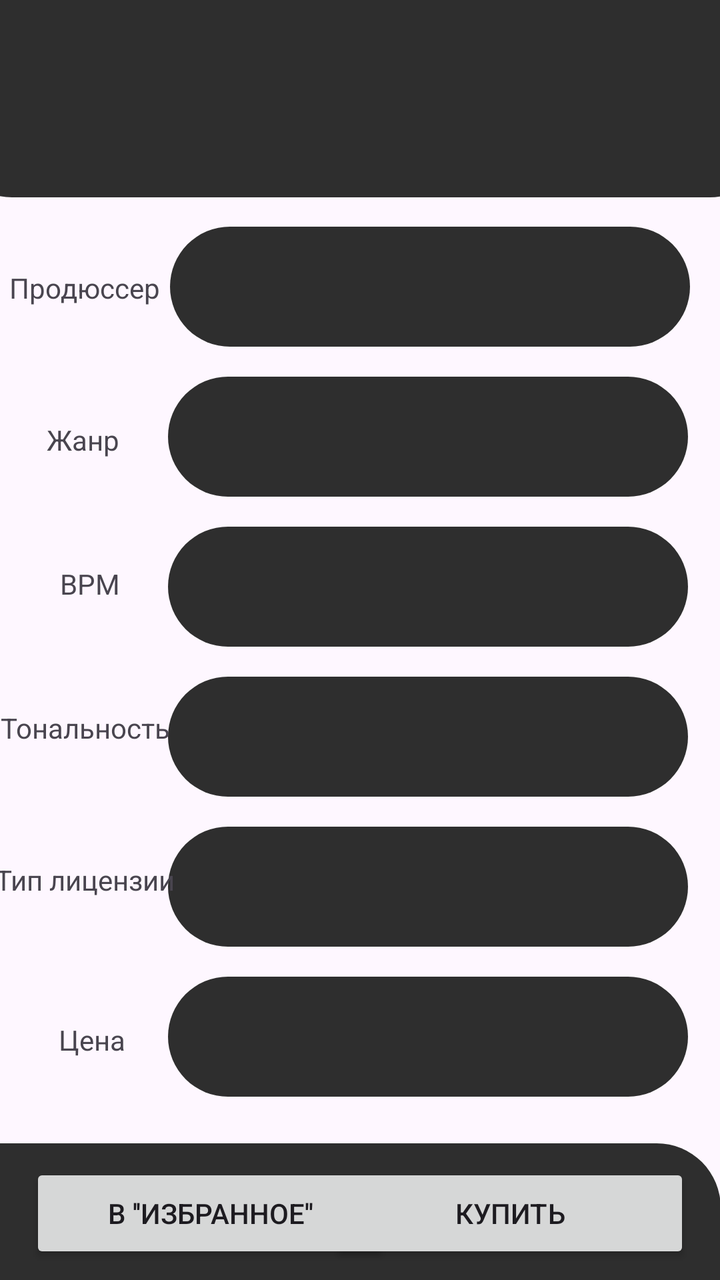
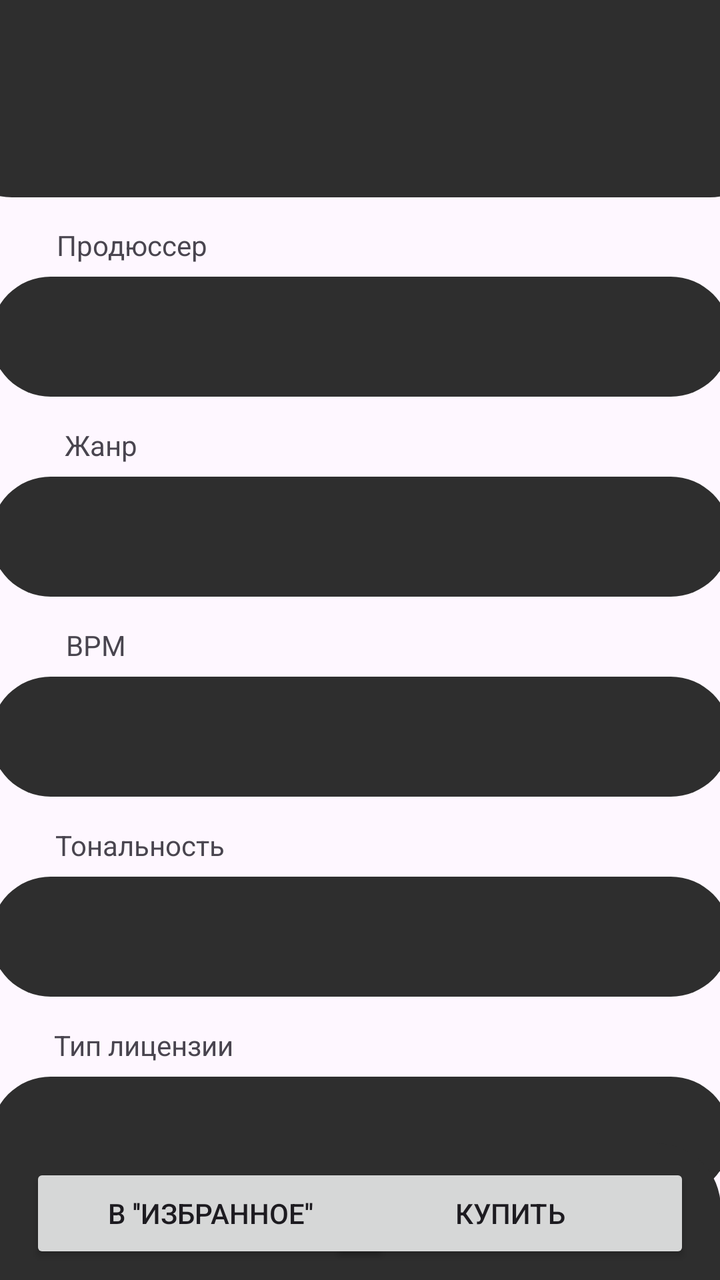

Two renders of the same Android screen: before a commit and after it. Below are the layout's source before the change and the commit's diff.
<!-- AndroidManifest.xml: application theme Theme.Beatstore -->
<!-- res/layout/activity_beat_card.xml -->
<?xml version="1.0" encoding="utf-8"?>
<androidx.constraintlayout.widget.ConstraintLayout xmlns:android="http://schemas.android.com/apk/res/android"
    xmlns:app="http://schemas.android.com/apk/res-auto"
    xmlns:tools="http://schemas.android.com/tools"
    android:id="@+id/main"
    android:layout_width="match_parent"
    android:layout_height="match_parent"
    tools:context=".beat_card_activity">
    <View
        android:id="@+id/view"
        android:layout_width="413dp"
        android:layout_height="130dp"
        android:layout_marginTop="-32dp"
        android:background="@drawable/rounded_background"
        app:layout_constraintEnd_toEndOf="parent"
        app:layout_constraintStart_toStartOf="parent"
        app:layout_constraintTop_toTopOf="parent" />

    <TextView
        android:id="@+id/tv_title"
        android:layout_width="355dp"
        android:layout_height="54dp"
        app:layout_constraintBottom_toBottomOf="@+id/view"
        app:layout_constraintEnd_toEndOf="parent"
        app:layout_constraintStart_toStartOf="parent"
        app:layout_constraintTop_toTopOf="parent"
        app:layout_constraintVertical_bias="0.355" />

    <TextView
        android:id="@+id/tv_prod"
        android:layout_width="260dp"
        android:layout_height="60dp"
        android:layout_marginTop="15dp"
        android:layout_marginEnd="15dp"
        android:background="@drawable/rounded_background"
        android:text=""
        app:layout_constraintEnd_toEndOf="parent"
        app:layout_constraintTop_toBottomOf="@+id/view" />

    <TextView
        android:id="@+id/tv_prod_title"
        android:layout_width="wrap_content"
        android:layout_height="wrap_content"
        android:layout_marginTop="36dp"
        android:text="Продюссер"
        app:layout_constraintEnd_toStartOf="@+id/tv_prod"
        app:layout_constraintHorizontal_bias="0.481"
        app:layout_constraintStart_toStartOf="parent"
        app:layout_constraintTop_toBottomOf="@+id/view" />

    <TextView
        android:id="@+id/tv_genre"
        android:layout_width="260dp"
        android:layout_height="60dp"
        android:layout_marginTop="90dp"
        android:layout_marginEnd="16dp"
        android:background="@drawable/rounded_background"
        android:text=""
        app:layout_constraintEnd_toEndOf="parent"
        app:layout_constraintTop_toBottomOf="@+id/view" />

    <TextView
        android:id="@+id/tv_genre_title"
        android:layout_width="wrap_content"
        android:layout_height="wrap_content"
        android:layout_marginTop="112dp"
        android:text="Жанр"
        app:layout_constraintEnd_toStartOf="@+id/tv_prod"
        app:layout_constraintHorizontal_bias="0.482"
        app:layout_constraintStart_toStartOf="parent"
        app:layout_constraintTop_toBottomOf="@+id/view" />
    <TextView
        android:id="@+id/tv_bpm"
        android:layout_width="260dp"
        android:layout_height="60dp"
        android:layout_marginTop="165dp"
        android:layout_marginEnd="16dp"
        android:background="@drawable/rounded_background"
        android:text=""
        app:layout_constraintEnd_toEndOf="parent"
        app:layout_constraintTop_toBottomOf="@+id/view" />

    <TextView
        android:id="@+id/tv_bpm_title"
        android:layout_width="wrap_content"
        android:layout_height="wrap_content"
        android:layout_marginTop="184dp"
        android:text="BPM"
        app:layout_constraintEnd_toStartOf="@+id/tv_prod"
        app:layout_constraintHorizontal_bias="0.545"
        app:layout_constraintStart_toStartOf="parent"
        app:layout_constraintTop_toBottomOf="@+id/view" />

    <TextView
        android:id="@+id/tv_key"
        android:layout_width="260dp"
        android:layout_height="60dp"
        android:layout_marginTop="240dp"
        android:layout_marginEnd="16dp"
        android:background="@drawable/rounded_background"
        android:text=""
        app:layout_constraintEnd_toEndOf="parent"
        app:layout_constraintTop_toBottomOf="@+id/view" />

    <TextView
        android:id="@+id/tv_key_title"
        android:layout_width="wrap_content"
        android:layout_height="wrap_content"
        android:layout_marginTop="256dp"
        android:text="Тональность"
        app:layout_constraintEnd_toStartOf="@+id/tv_prod"
        app:layout_constraintHorizontal_bias="0.549"
        app:layout_constraintStart_toStartOf="parent"
        app:layout_constraintTop_toBottomOf="@+id/view" />
    <TextView
        android:id="@+id/tv_license"
        android:layout_width="260dp"
        android:layout_height="60dp"
        android:layout_marginTop="315dp"
        android:layout_marginEnd="16dp"
        android:background="@drawable/rounded_background"
        android:text=""
        app:layout_constraintEnd_toEndOf="parent"
        app:layout_constraintTop_toBottomOf="@+id/view" />

    <TextView
        android:id="@+id/tv_license_title"
        android:layout_width="wrap_content"
        android:layout_height="wrap_content"
        android:layout_marginTop="332dp"
        android:text="Тип лицензии"
        app:layout_constraintEnd_toStartOf="@+id/tv_prod"
        app:layout_constraintHorizontal_bias="0.622"
        app:layout_constraintStart_toStartOf="parent"
        app:layout_constraintTop_toBottomOf="@+id/view" />
    <TextView
        android:id="@+id/tv_cost"
        android:layout_width="260dp"
        android:layout_height="60dp"
        android:layout_marginTop="390dp"
        android:layout_marginEnd="16dp"
        android:background="@drawable/rounded_background"
        android:text=""
        app:layout_constraintEnd_toEndOf="parent"
        app:layout_constraintTop_toBottomOf="@+id/view" />

    <TextView
        android:id="@+id/tv_cost_title"
        android:layout_width="wrap_content"
        android:layout_height="wrap_content"
        android:layout_marginTop="412dp"
        android:text="Цена"
        app:layout_constraintEnd_toStartOf="@+id/tv_prod"
        app:layout_constraintHorizontal_bias="0.568"
        app:layout_constraintStart_toStartOf="parent"
        app:layout_constraintTop_toBottomOf="@+id/view" />

    <View
        android:id="@+id/action_panel"
        android:layout_width="413dp"
        android:layout_height="100dp"
        android:layout_marginBottom="-32dp"
        android:background="@drawable/rounded_background"
        app:layout_constraintBottom_toBottomOf="parent"
        app:layout_constraintEnd_toEndOf="parent" />

    <Button
        android:id="@+id/btn_buy"
        android:layout_width="180dp"
        android:layout_height="50dp"
        android:layout_marginTop="10dp"
        android:layout_marginEnd="15dp"
        android:text="Купить"
        app:layout_constraintEnd_toEndOf="@+id/action_panel"
        app:layout_constraintTop_toTopOf="@+id/action_panel" />

    <Button
        android:id="@+id/button2"
        android:layout_width="180dp"
        android:layout_height="50dp"
        android:layout_marginTop="10dp"
        android:layout_marginStart="15dp"
        android:text="В ''Избранное''"
        app:layout_constraintStart_toStartOf="parent"
        app:layout_constraintTop_toTopOf="@+id/action_panel" />

</androidx.constraintlayout.widget.ConstraintLayout>
<!-- resources referenced by this layout -->
<resources>
  <!-- drawable rounded_background (drawable) -->
  <shape xmlns:android="http://schemas.android.com/apk/res/android">
      <solid android:color="#2E2E2E" />
      <corners android:radius="32dp" />
  </shape>
  <style name="Theme.Beatstore" parent="Base.Theme.Beatstore" />
  <style name="Base.Theme.Beatstore" parent="Theme.Material3.DayNight.NoActionBar">
          
          
      </style>
</resources>

<!-- the commit's change to res/layout/activity_beat_card.xml (unified diff, before → after) -->
@@ -20,140 +20,171 @@
         android:id="@+id/tv_title"
         android:layout_width="355dp"
         android:layout_height="54dp"
+        android:layout_marginTop="0dp"
+        android:textColor="#FFFFFF"
+        android:textSize="30sp"
+        android:textStyle="bold"
         app:layout_constraintBottom_toBottomOf="@+id/view"
         app:layout_constraintEnd_toEndOf="parent"
         app:layout_constraintStart_toStartOf="parent"
         app:layout_constraintTop_toTopOf="parent"
-        app:layout_constraintVertical_bias="0.355" />
+        app:layout_constraintVertical_bias="0.711" />
 
     <TextView
         android:id="@+id/tv_prod"
-        android:layout_width="260dp"
-        android:layout_height="60dp"
-        android:layout_marginTop="15dp"
-        android:layout_marginEnd="15dp"
-        android:background="@drawable/rounded_background"
-        android:text=""
-        app:layout_constraintEnd_toEndOf="parent"
+        android:layout_width="370dp"
+        android:layout_height="60dp"
+        android:layout_marginTop="40dp"
+        android:background="@drawable/rounded_background"
+        android:gravity="center"
+        android:textColor="#FFFFFF"
+        android:textSize="20sp"
+        android:textStyle="bold"
+        app:layout_constraintEnd_toEndOf="parent"
+        app:layout_constraintStart_toStartOf="parent"
         app:layout_constraintTop_toBottomOf="@+id/view" />
 
     <TextView
         android:id="@+id/tv_prod_title"
         android:layout_width="wrap_content"
         android:layout_height="wrap_content"
-        android:layout_marginTop="36dp"
         android:text="Продюссер"
-        app:layout_constraintEnd_toStartOf="@+id/tv_prod"
-        app:layout_constraintHorizontal_bias="0.481"
-        app:layout_constraintStart_toStartOf="parent"
-        app:layout_constraintTop_toBottomOf="@+id/view" />
+        app:layout_constraintBottom_toTopOf="@+id/tv_prod"
+        app:layout_constraintEnd_toEndOf="parent"
+        app:layout_constraintHorizontal_bias="0.1"
+        app:layout_constraintStart_toStartOf="parent"
+        app:layout_constraintTop_toBottomOf="@+id/view"
+        app:layout_constraintVertical_bias="0.7" />
 
     <TextView
         android:id="@+id/tv_genre"
-        android:layout_width="260dp"
-        android:layout_height="60dp"
-        android:layout_marginTop="90dp"
-        android:layout_marginEnd="16dp"
-        android:background="@drawable/rounded_background"
-        android:text=""
-        app:layout_constraintEnd_toEndOf="parent"
-        app:layout_constraintTop_toBottomOf="@+id/view" />
+        android:layout_width="370dp"
+        android:layout_height="60dp"
+        android:layout_marginTop="40dp"
+        android:background="@drawable/rounded_background"
+        android:gravity="center"
+        android:textColor="#FFFFFF"
+        android:textSize="20sp"
+        android:textStyle="bold"
+        app:layout_constraintEnd_toEndOf="parent"
+        app:layout_constraintStart_toStartOf="parent"
+        app:layout_constraintTop_toBottomOf="@+id/tv_prod" />
 
     <TextView
         android:id="@+id/tv_genre_title"
         android:layout_width="wrap_content"
         android:layout_height="wrap_content"
-        android:layout_marginTop="112dp"
         android:text="Жанр"
-        app:layout_constraintEnd_toStartOf="@+id/tv_prod"
-        app:layout_constraintHorizontal_bias="0.482"
-        app:layout_constraintStart_toStartOf="parent"
-        app:layout_constraintTop_toBottomOf="@+id/view" />
+        app:layout_constraintBottom_toTopOf="@+id/tv_genre"
+        app:layout_constraintEnd_toEndOf="parent"
+        app:layout_constraintHorizontal_bias="0.1"
+        app:layout_constraintStart_toStartOf="parent"
+        app:layout_constraintTop_toBottomOf="@+id/tv_prod"
+        app:layout_constraintVertical_bias="0.7" />
+
     <TextView
         android:id="@+id/tv_bpm"
-        android:layout_width="260dp"
-        android:layout_height="60dp"
-        android:layout_marginTop="165dp"
-        android:layout_marginEnd="16dp"
-        android:background="@drawable/rounded_background"
-        android:text=""
-        app:layout_constraintEnd_toEndOf="parent"
-        app:layout_constraintTop_toBottomOf="@+id/view" />
+        android:layout_width="370dp"
+        android:layout_height="60dp"
+        android:layout_marginTop="40dp"
+        android:background="@drawable/rounded_background"
+        android:gravity="center"
+        android:textColor="#FFFFFF"
+        android:textSize="20sp"
+        android:textStyle="bold"
+                app:layout_constraintEnd_toEndOf="parent"
+        app:layout_constraintStart_toStartOf="parent"
+        app:layout_constraintTop_toBottomOf="@+id/tv_genre" />
 
     <TextView
         android:id="@+id/tv_bpm_title"
         android:layout_width="wrap_content"
         android:layout_height="wrap_content"
-        android:layout_marginTop="184dp"
         android:text="BPM"
-        app:layout_constraintEnd_toStartOf="@+id/tv_prod"
-        app:layout_constraintHorizontal_bias="0.545"
-        app:layout_constraintStart_toStartOf="parent"
-        app:layout_constraintTop_toBottomOf="@+id/view" />
+        app:layout_constraintBottom_toTopOf="@+id/tv_bpm"
+        app:layout_constraintEnd_toEndOf="parent"
+        app:layout_constraintHorizontal_bias="0.1"
+        app:layout_constraintStart_toStartOf="parent"
+        app:layout_constraintTop_toBottomOf="@+id/tv_genre"
+        app:layout_constraintVertical_bias="0.7" />
 
     <TextView
         android:id="@+id/tv_key"
-        android:layout_width="260dp"
-        android:layout_height="60dp"
-        android:layout_marginTop="240dp"
-        android:layout_marginEnd="16dp"
-        android:background="@drawable/rounded_background"
-        android:text=""
-        app:layout_constraintEnd_toEndOf="parent"
-        app:layout_constraintTop_toBottomOf="@+id/view" />
+        android:layout_width="370dp"
+        android:layout_height="60dp"
+        android:layout_marginTop="40dp"
+        android:background="@drawable/rounded_background"
+        android:gravity="center"
+        android:textColor="#FFFFFF"
+        android:textSize="20sp"
+        android:textStyle="bold"
+                app:layout_constraintEnd_toEndOf="parent"
+        app:layout_constraintStart_toStartOf="parent"
+        app:layout_constraintTop_toBottomOf="@+id/tv_bpm" />
 
     <TextView
         android:id="@+id/tv_key_title"
         android:layout_width="wrap_content"
         android:layout_height="wrap_content"
-        android:layout_marginTop="256dp"
         android:text="Тональность"
-        app:layout_constraintEnd_toStartOf="@+id/tv_prod"
-        app:layout_constraintHorizontal_bias="0.549"
-        app:layout_constraintStart_toStartOf="parent"
-        app:layout_constraintTop_toBottomOf="@+id/view" />
+        app:layout_constraintBottom_toTopOf="@+id/tv_key"
+        app:layout_constraintEnd_toEndOf="parent"
+        app:layout_constraintHorizontal_bias="0.1"
+        app:layout_constraintStart_toStartOf="parent"
+        app:layout_constraintTop_toBottomOf="@+id/tv_bpm"
+        app:layout_constraintVertical_bias="0.7" />
+
     <TextView
         android:id="@+id/tv_license"
-        android:layout_width="260dp"
-        android:layout_height="60dp"
-        android:layout_marginTop="315dp"
-        android:layout_marginEnd="16dp"
-        android:background="@drawable/rounded_background"
-        android:text=""
-        app:layout_constraintEnd_toEndOf="parent"
-        app:layout_constraintTop_toBottomOf="@+id/view" />
+        android:layout_width="370dp"
+        android:layout_height="60dp"
+        android:layout_marginTop="40dp"
+        android:background="@drawable/rounded_background"
+        android:gravity="center"
+        android:textColor="#FFFFFF"
+        android:textSize="20sp"
+        android:textStyle="bold"
+                app:layout_constraintEnd_toEndOf="parent"
+        app:layout_constraintStart_toStartOf="parent"
+        app:layout_constraintTop_toBottomOf="@+id/tv_key" />
 
     <TextView
         android:id="@+id/tv_license_title"
         android:layout_width="wrap_content"
         android:layout_height="wrap_content"
-        android:layout_marginTop="332dp"
         android:text="Тип лицензии"
-        app:layout_constraintEnd_toStartOf="@+id/tv_prod"
-        app:layout_constraintHorizontal_bias="0.622"
-        app:layout_constraintStart_toStartOf="parent"
-        app:layout_constraintTop_toBottomOf="@+id/view" />
+        app:layout_constraintBottom_toTopOf="@+id/tv_license"
+        app:layout_constraintEnd_toEndOf="parent"
+        app:layout_constraintHorizontal_bias="0.1"
+        app:layout_constraintVertical_bias="0.7"
+        app:layout_constraintStart_toStartOf="parent"
+        app:layout_constraintTop_toBottomOf="@+id/tv_key" />
+
     <TextView
         android:id="@+id/tv_cost"
-        android:layout_width="260dp"
-        android:layout_height="60dp"
-        android:layout_marginTop="390dp"
-        android:layout_marginEnd="16dp"
-        android:background="@drawable/rounded_background"
-        android:text=""
-        app:layout_constraintEnd_toEndOf="parent"
-        app:layout_constraintTop_toBottomOf="@+id/view" />
+        android:layout_width="370dp"
+        android:layout_height="60dp"
+        android:layout_marginTop="40dp"
+        android:background="@drawable/rounded_background"
+        android:gravity="center"
+        android:textColor="#FFFFFF"
+        android:textSize="20sp"
+        android:textStyle="bold"
+                app:layout_constraintEnd_toEndOf="parent"
+        app:layout_constraintStart_toStartOf="parent"
+        app:layout_constraintTop_toBottomOf="@+id/tv_license" />
 
     <TextView
         android:id="@+id/tv_cost_title"
         android:layout_width="wrap_content"
         android:layout_height="wrap_content"
-        android:layout_marginTop="412dp"
         android:text="Цена"
-        app:layout_constraintEnd_toStartOf="@+id/tv_prod"
-        app:layout_constraintHorizontal_bias="0.568"
-        app:layout_constraintStart_toStartOf="parent"
-        app:layout_constraintTop_toBottomOf="@+id/view" />
+        app:layout_constraintBottom_toTopOf="@+id/tv_cost"
+        app:layout_constraintEnd_toEndOf="parent"
+        app:layout_constraintHorizontal_bias="0.1"
+        app:layout_constraintStart_toStartOf="parent"
+        app:layout_constraintTop_toBottomOf="@+id/tv_license"
+        app:layout_constraintVertical_bias="0.7" />
 
     <View
         android:id="@+id/action_panel"
